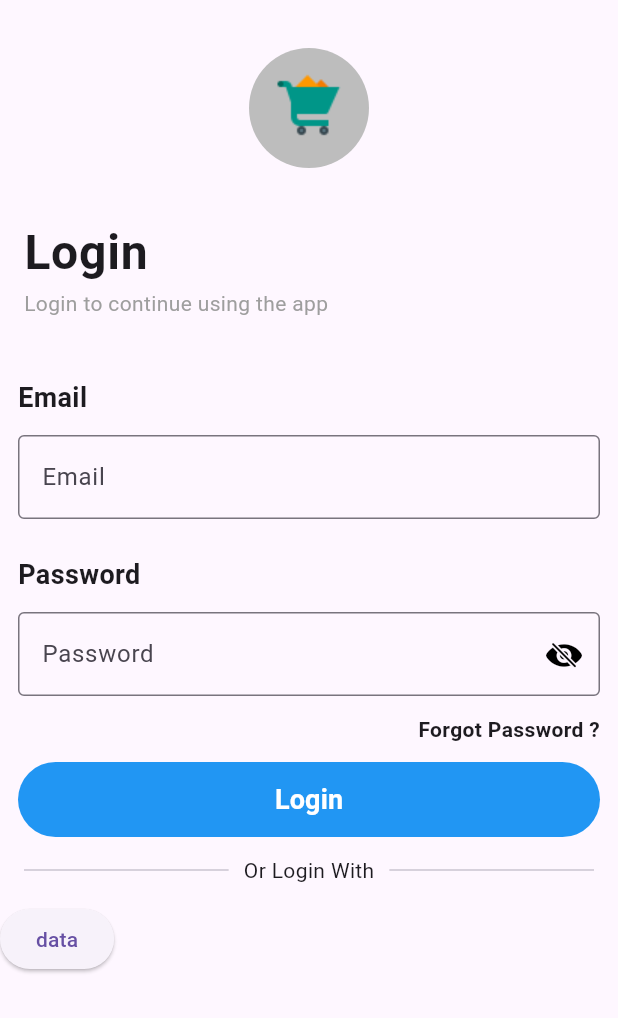
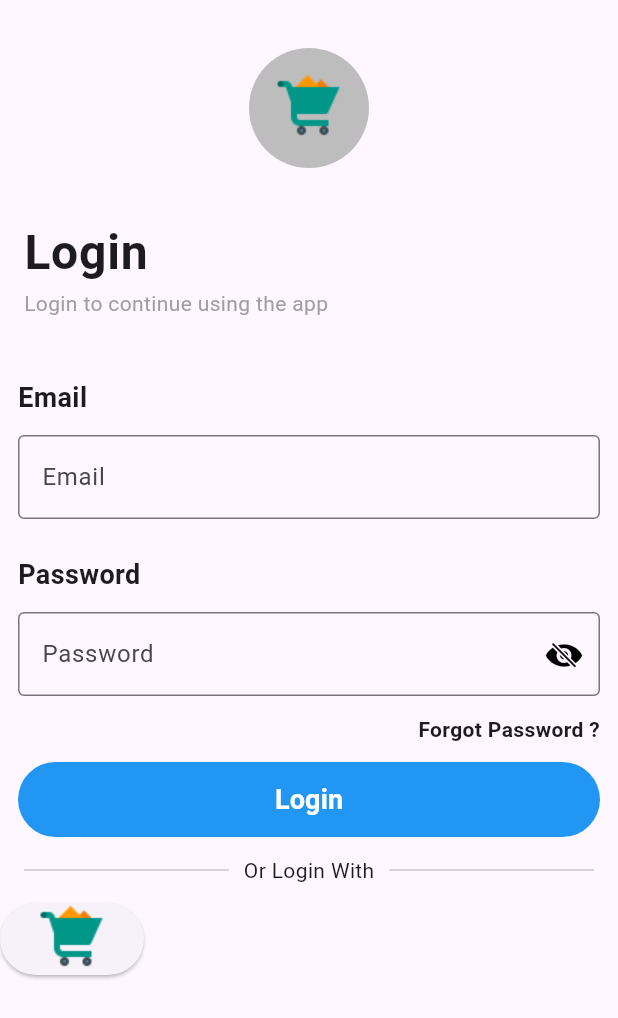
Before and after one commit to Eslam-Hossam1/e_commerce_app, a Flutter app: the screen it shows after launch, on a phone screen of 412 x 824 dp. Shown: the top 1018 px of the screen. Run offline on Flutter 3.47's test engine with Material 3 defaults, Android fonts, the phone set to English and light mode, and no system bars; our stand-ins replace firebase_core; accounts and stored records are empty.

```diff
--- a/lib/view/login_view.dart
+++ b/lib/view/login_view.dart
@@ -50,7 +50,9 @@ class LoginView extends StatelessWidget {
           ),
           Row(
             children: [
-              ElevatedButton(onPressed: () {}, child: Text('data')),
+              ElevatedButton(
+                  onPressed: () {},
+                  child: Image.asset("assets/icons8-buying-48.png")),
             ],
           )
         ],
--- a/pubspec.yaml
+++ b/pubspec.yaml
@@ -36,6 +36,7 @@ dependencies:
   # Use with the CupertinoIcons class for iOS style icons.
   cupertino_icons: ^1.0.6
   firebase_core: ^3.3.0
+  flutter_svg: ^2.0.10+1
 
 dev_dependencies:
   flutter_test:
```
Also changed, not shown: assets/icons8-apple.svg (added), assets/icons8-facebook.svg (added), assets/icons8-google.svg (added), pubspec.lock.
